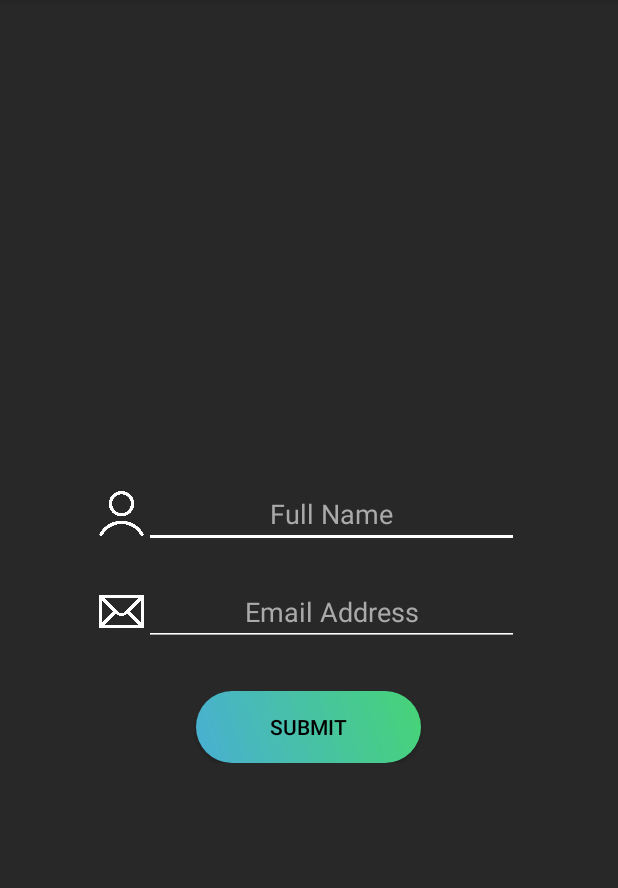
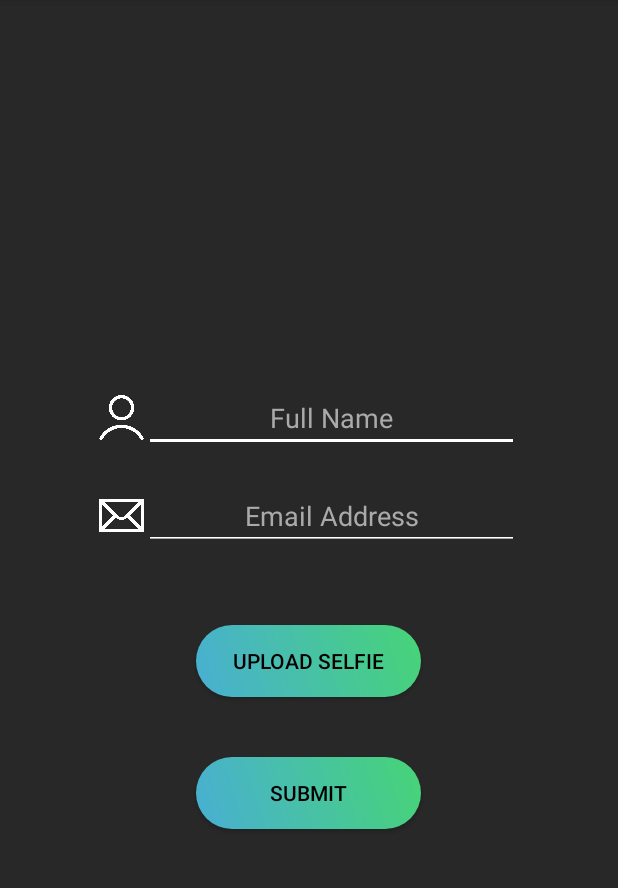
Before and after one commit to sesiliafenina/singup, an Android app: the RegisterActivity screen opened directly, with no data from a screen before it, on a phone screen of 412 x 824 dp, the part 84-972 px from its top. Run offline under Robolectric (Android 15) with nearby library versions, the light colour scheme and no system bars; our stand-ins replace Volley.

Commit message:
//added facial recognition CAMERA ONLY to register page and facial recognition page //TODO pics to serverside

```diff
--- a/app/src/main/res/layout/register.xml
+++ b/app/src/main/res/layout/register.xml
@@ -66,14 +66,27 @@
             android:layout_marginTop="30dp"
             android:layout_width="match_parent"
             android:layout_height="wrap_content"
-            android:gravity="center">
+            android:gravity="center"
+            android:orientation="vertical">
+    <Button
+        android:layout_width="150dp"
+        android:layout_height="wrap_content"
+        android:background="@drawable/rounded_button"
+        android:textColor="#ff000000"
+        android:id="@+id/selfieButton"
+        android:text="Upload Selfie"
+        android:layout_marginTop="20dp"
+        android:layout_marginBottom="20dp"/>
+
     <Button
             android:id="@+id/registerButton"
             android:layout_height="wrap_content"
             android:textColor="#ff000000"
             android:background="@drawable/rounded_button"
             android:layout_width="150dp"
-            android:text="Submit"/>
+            android:text="Submit"
+            android:layout_marginTop="20dp"
+            android:layout_marginBottom="20dp"/>
     </LinearLayout>
     <LinearLayout
             android:layout_width="wrap_content"
```
Also changed, not shown: app/src/main/java/com/example/myapplication/AddEventActivity.java (+15 -0 lines), app/src/main/java/com/example/myapplication/FR_CAMERA.java (+49 -0 lines), app/src/main/java/com/example/myapplication/RegisterActivity.java (+76 -0 lines), app/src/main/res/layout/add_event.xml (+24 -2 lines).
